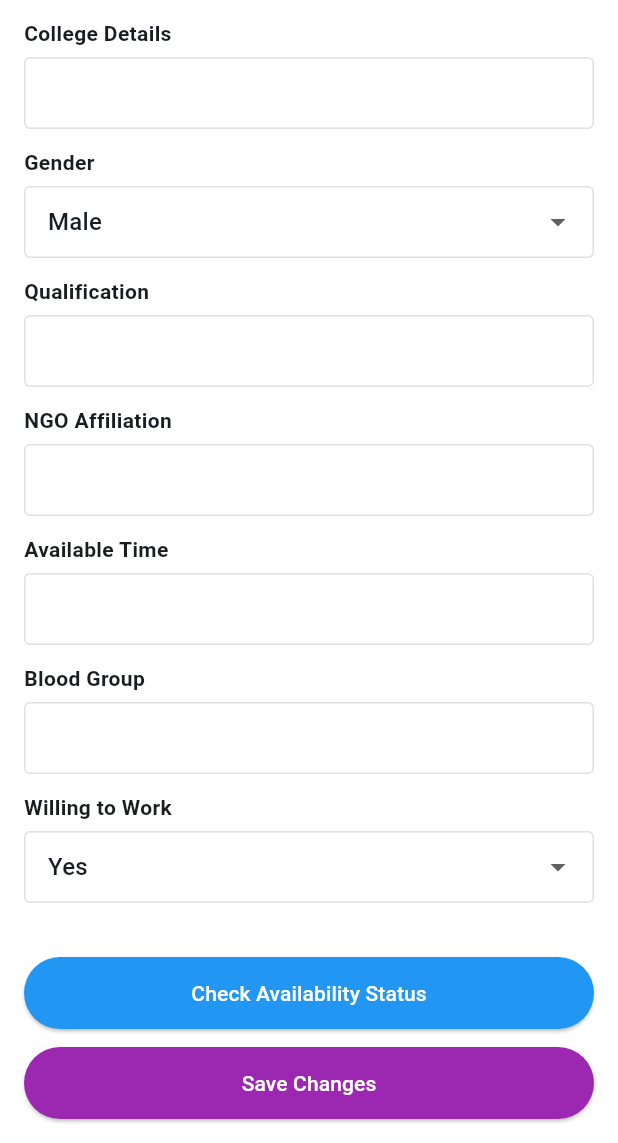
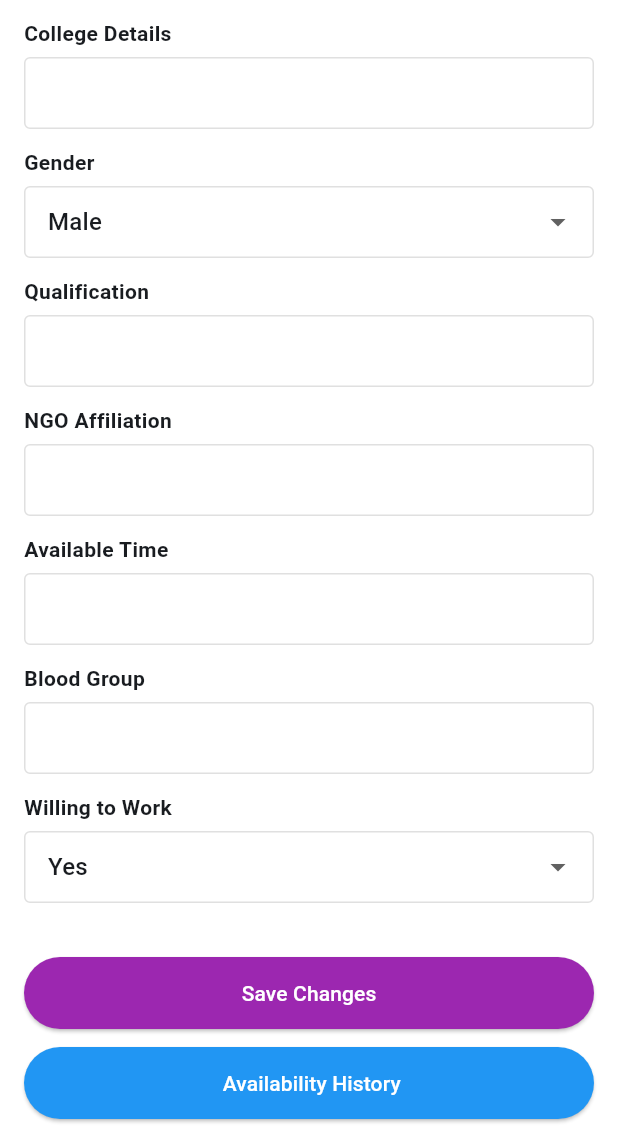
Before and after one commit to hellodeveloper7854/police-mitra, a Flutter app: the ProfileScreen screen opened by its route, scrolled down 1000 dp, on a phone screen of 412 x 824 dp, the part 93-1236 px from its top. Run offline on Flutter 3.47's test engine with Material 3 defaults, Android fonts, the phone set to English and light mode, and no system bars; our stand-ins replace go_router, share_plus, shared_preferences, supabase_flutter; missing offline and left inert: encrypt; accounts and stored records are empty.

Commit message:
avaiabilty in profil page

```diff
--- a/lib/screens/profile_screen.dart
+++ b/lib/screens/profile_screen.dart
@@ -301,9 +301,9 @@ class _ProfileScreenState extends State<ProfileScreen> {
                     width: double.infinity,
                     height: 48,
                     child: ElevatedButton(
-                      onPressed: () => context.push('/availability-status'),
-                      style: ElevatedButton.styleFrom(backgroundColor: Colors.blue),
-                      child: const Text('Check Availability Status', style: TextStyle(color: Colors.white)),
+                      onPressed: _loading ? null : _save,
+                      style: ElevatedButton.styleFrom(backgroundColor: Colors.purple),
+                      child: const Text('Save Changes', style: TextStyle(color: Colors.white)),
                     ),
                   ),
                   const SizedBox(height: 12),
@@ -311,9 +311,9 @@ class _ProfileScreenState extends State<ProfileScreen> {
                     width: double.infinity,
                     height: 48,
                     child: ElevatedButton(
-                      onPressed: _loading ? null : _save,
-                      style: ElevatedButton.styleFrom(backgroundColor: Colors.purple),
-                      child: const Text('Save Changes', style: TextStyle(color: Colors.white)),
+                      onPressed: () => context.push('/availability-status'),
+                      style: ElevatedButton.styleFrom(backgroundColor: Colors.blue),
+                      child: const Text(' Availability History', style: TextStyle(color: Colors.white)),
                     ),
                   )
                 ],
```
